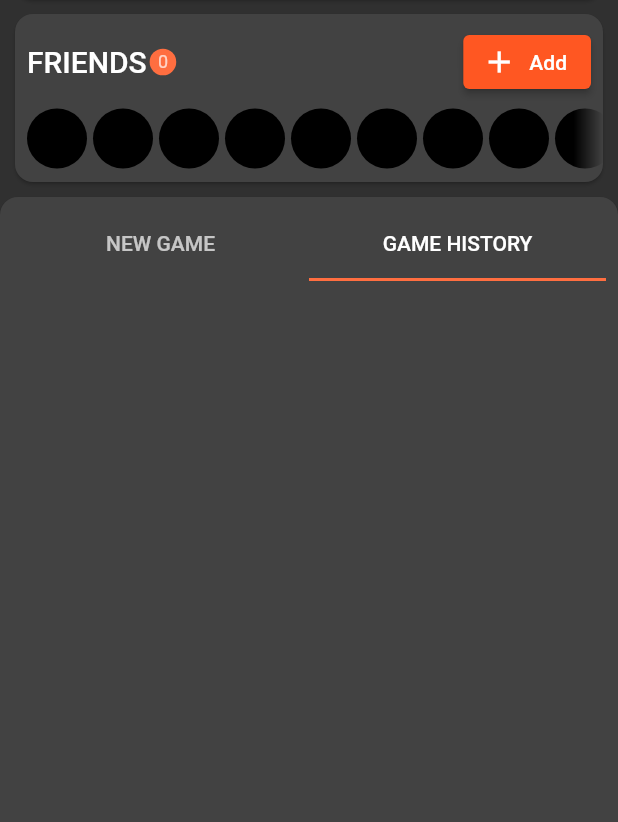
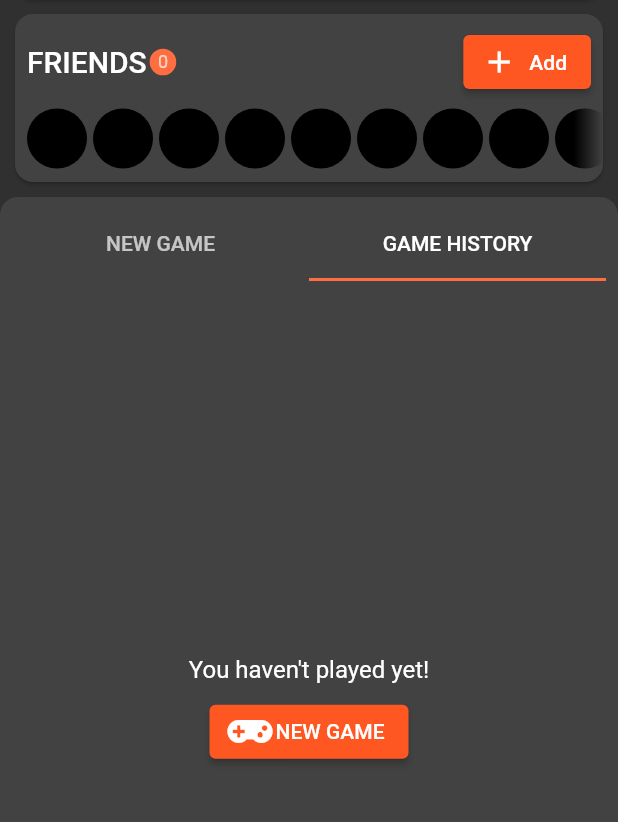
Before and after one commit to bdlukaa/ludo, a Flutter app: the screen it shows after launch, tab 2 chosen, on a phone screen of 412 x 824 dp, the part 82-904 px from its top. Run offline on Flutter 3.47's test engine with Material 2 defaults, Android fonts, the phone set to English and light mode, and no system bars; our stand-ins replace font_awesome_flutter.

Commit message:
🛕 Game History

```diff
--- a/ludo/lib/screens/home.dart
+++ b/ludo/lib/screens/home.dart
@@ -1,5 +1,6 @@
 import 'package:flutter/material.dart';
 
+import 'new_game/history.dart';
 import 'new_game/new_game.dart';
 
 class Home extends StatelessWidget {
@@ -99,7 +100,15 @@ class Home extends StatelessWidget {
                     Expanded(
                       child: TabBarView(children: [
                         NewGame(),
-                        SizedBox(),
+                        Builder(
+                          builder: (context) => GameHistory(
+                            onNewGame: () {
+                              final controller =
+                                  DefaultTabController.of(context);
+                              controller!.animateTo(0);
+                            },
+                          ),
+                        ),
                       ]),
                     ),
                   ],
--- /dev/null
+++ b/ludo/lib/screens/new_game/history.dart
@@ -0,0 +1,28 @@
+import 'package:flutter/material.dart';
+import 'package:font_awesome_flutter/font_awesome_flutter.dart';
+
+class GameHistory extends StatelessWidget {
+  const GameHistory({Key? key, this.onNewGame}) : super(key: key);
+
+  final VoidCallback? onNewGame;
+
+  @override
+  Widget build(BuildContext context) {
+    final int amount = 0;
+    if (amount == 0) {
+      return Column(mainAxisAlignment: MainAxisAlignment.center, children: [
+        Text(
+          'You haven\'t played yet!',
+          style: Theme.of(context).textTheme.subtitle1,
+        ),
+        SizedBox(height: 8.0),
+        ElevatedButton.icon(
+          onPressed: onNewGame,
+          icon: Icon(FontAwesomeIcons.gamepad),
+          label: Text('NEW GAME'),
+        ),
+      ]);
+    }
+    return Container();
+  }
+}
```
Also changed, not shown: ludo/lib/screens/new_game/new_game.dart (+7 -5 lines).
